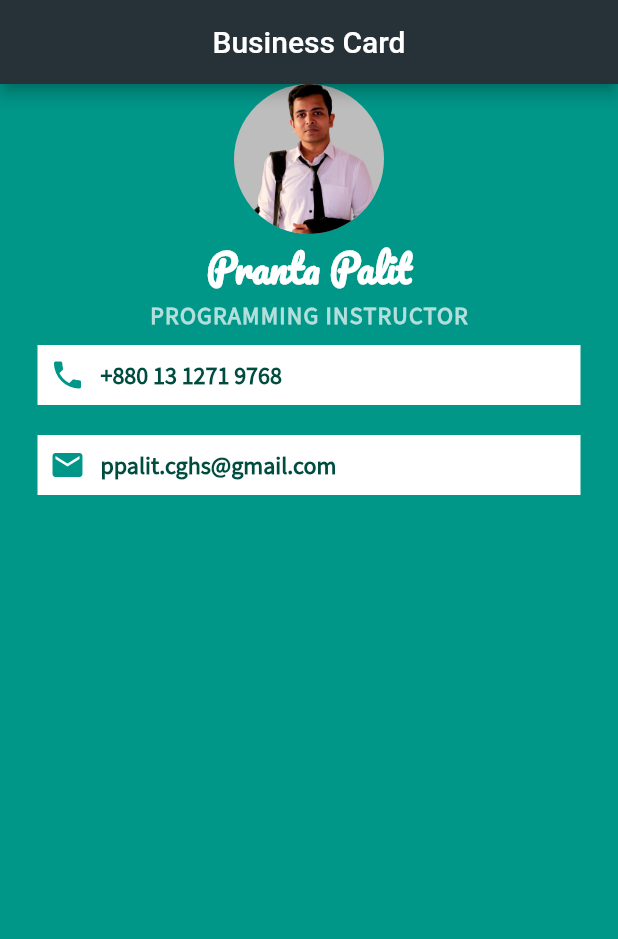
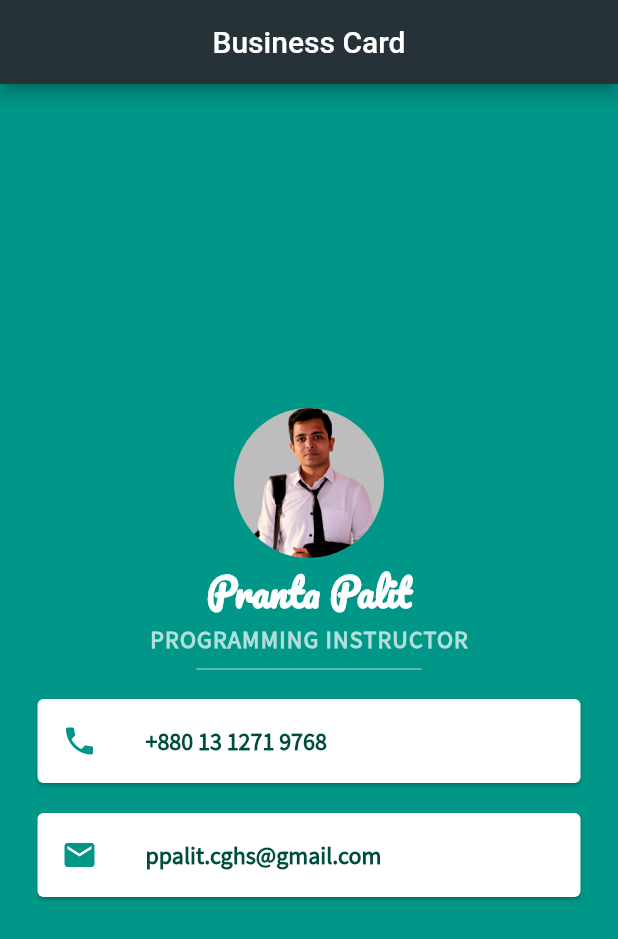
Before and after one commit to Pranta-Palit/Flutter_Business_Card, a Flutter app: the screen it shows after launch, on a phone screen of 412 x 824 dp. Shown: the top 939 px of the screen. Run offline on Flutter 3.47's test engine with Material 2 defaults, Android fonts, the phone set to English and light mode, and no system bars.

Commit message:
used Card class instead of Container, replaced Rows using ListCard, used SizedBox and Divider to make some spaces and divider line, used mainAxisAlignment to center the columns contents

```diff
--- a/lib/main.dart
+++ b/lib/main.dart
@@ -24,6 +24,7 @@ class BusinessCard extends StatelessWidget {
         ),
         body: SafeArea(
           child: Column(
+            mainAxisAlignment: MainAxisAlignment.center,
             children: <Widget>[
               // profile picture CircleAvatar
               CircleAvatar(
@@ -52,21 +53,23 @@ class BusinessCard extends StatelessWidget {
                   letterSpacing: 0.8,
                 ),
               ),
-              // container for phone number textbox
-              Container(
-                color: Colors.white,
+              SizedBox(
+                height: 20.0,
+                width: 150.0,
+                child: Divider(
+                  color: Colors.teal[100],
+                ),
+              ),
+              // card for phone number textbox
+              Card(
+                // card by default has white color, padding not available
                 margin: EdgeInsets.symmetric(vertical: 10.0, horizontal: 25.0),
-                padding: EdgeInsets.all(8.0),
-                child: Row(
-                  children: <Widget>[
-                    Icon(
+                child: ListTile(
+                  leading: Icon(
                     Icons.phone,
                     color: Colors.teal,
                   ),
-                    SizedBox(
-                      width: 10.0,
-                    ),
-                    Text(
+                  title: Text(
                     "+880 13 1271 9768",
                     style: TextStyle(
                       fontFamily: "Source Sans Pro",
@@ -75,24 +78,18 @@ class BusinessCard extends StatelessWidget {
                       fontWeight: FontWeight.bold,
                     ),
                   ),
-                  ],
                 ),
               ),
-              // container for email textbox
-              Container(
-                color: Colors.white,
+              // card for email textbox
+              Card(
+                // card by default has white color, padding not available
                 margin: EdgeInsets.symmetric(vertical: 10.0, horizontal: 25.0),
-                padding: EdgeInsets.all(8.0),
-                child: Row(
-                  children: <Widget>[
-                    Icon(
+                child: ListTile(
+                  leading: Icon(
                     Icons.email,
                     color: Colors.teal,
                   ),
-                    SizedBox(
-                      width: 10.0,
-                    ),
-                    Text(
+                  title: Text(
                     "ppalit.cghs@gmail.com",
                     style: TextStyle(
                       fontFamily: "Source Sans Pro",
@@ -101,7 +98,6 @@ class BusinessCard extends StatelessWidget {
                       fontWeight: FontWeight.bold,
                     ),
                   ),
-                  ],
                 ),
               ),
             ],
```
Lines whose indentation alone changed are shown as unchanged.
